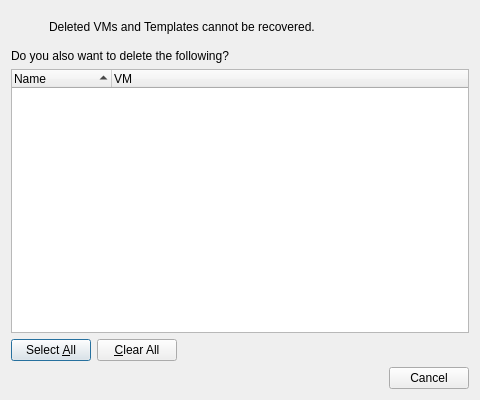
Before: the Qt Designer form src/xenadmin-ui/dialogs/confirmvmdeletedialog.ui in benapetr/XenAdminQt, drawn with Qt 5.
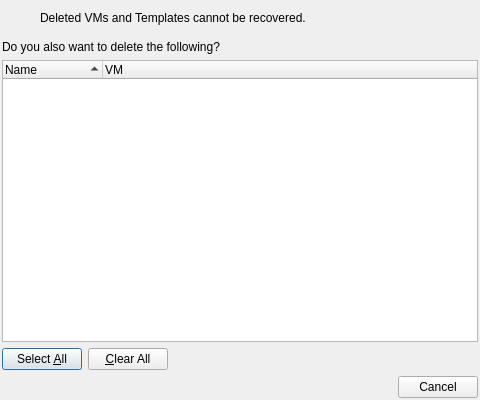
After: the same form once the commit is applied. Icons and pictures are not drawn.

```diff
--- a/src/xenadmin-ui/dialogs/confirmvmdeletedialog.ui
+++ b/src/xenadmin-ui/dialogs/confirmvmdeletedialog.ui
@@ -14,6 +14,18 @@
    <string>Confirm VM Delete</string>
   </property>
   <layout class="QVBoxLayout" name="verticalLayout">
+   <property name="leftMargin">
+    <number>2</number>
+   </property>
+   <property name="topMargin">
+    <number>2</number>
+   </property>
+   <property name="rightMargin">
+    <number>2</number>
+   </property>
+   <property name="bottomMargin">
+    <number>2</number>
+   </property>
    <item>
     <layout class="QHBoxLayout" name="horizontalLayout">
      <item>
```
Left out of the diff: 6 changed lines with no effect on the pictures.
